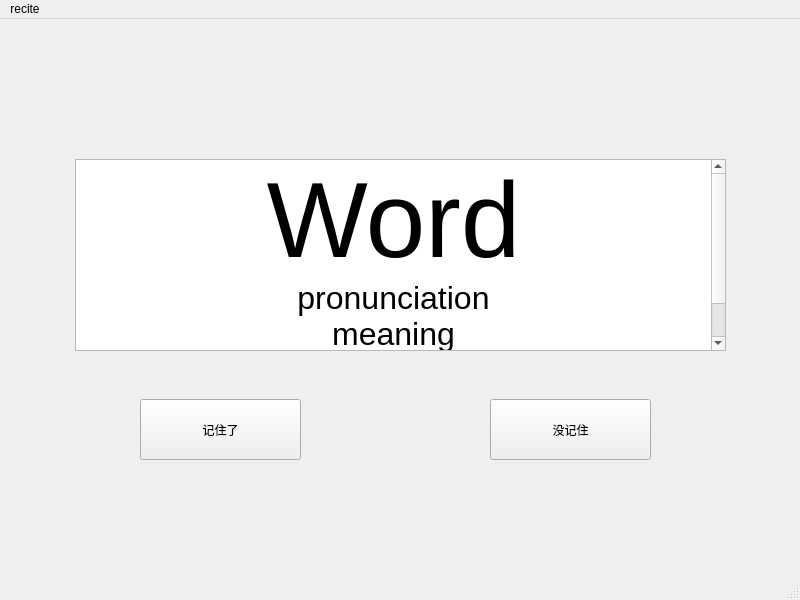
Old version of the form StudyPlan/GUI/recite_gui.ui in the repository THU-unknown-name/WordTutor.
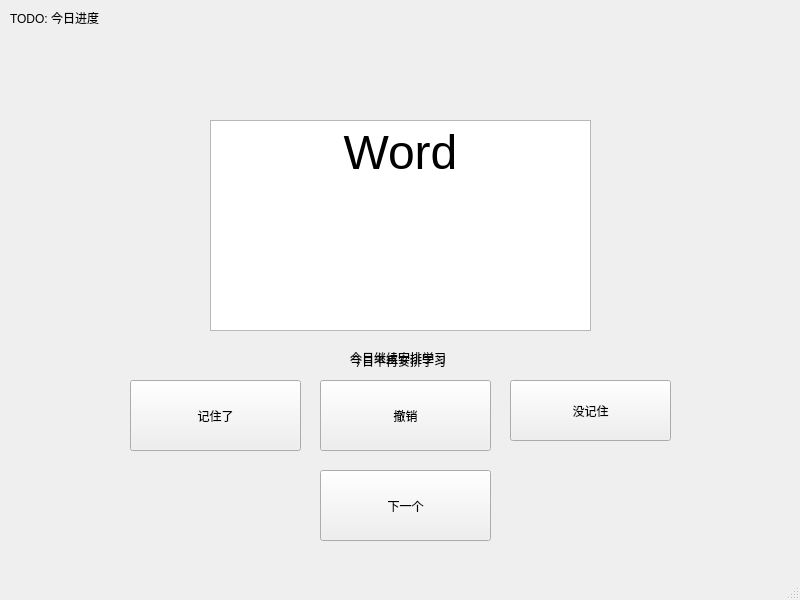
New version of the form.

Commit message: button action added

Patch:
```diff
--- a/StudyPlan/GUI/recite_gui.ui
+++ b/StudyPlan/GUI/recite_gui.ui
@@ -14,98 +14,10 @@
    <string>MainWindow</string>
   </property>
   <widget class="QWidget" name="centralwidget">
-   <widget class="QListWidget" name="listWidget">
+   <widget class="QPushButton" name="pushButton_no">
     <property name="geometry">
      <rect>
-      <x>75</x>
-      <y>140</y>
-      <width>651</width>
-      <height>192</height>
-     </rect>
-    </property>
-    <item>
-     <property name="text">
-      <string>Word</string>
-     </property>
-     <property name="font">
-      <font>
-       <pointsize>80</pointsize>
-      </font>
-     </property>
-     <property name="textAlignment">
-      <set>AlignCenter</set>
-     </property>
-    </item>
-    <item>
-     <property name="text">
-      <string>pronunciation</string>
-     </property>
-     <property name="font">
-      <font>
-       <pointsize>24</pointsize>
-      </font>
-     </property>
-     <property name="textAlignment">
-      <set>AlignCenter</set>
-     </property>
-    </item>
-    <item>
-     <property name="text">
-      <string>meaning</string>
-     </property>
-     <property name="font">
-      <font>
-       <pointsize>24</pointsize>
-      </font>
-     </property>
-     <property name="textAlignment">
-      <set>AlignCenter</set>
-     </property>
-    </item>
-    <item>
-     <property name="text">
-      <string>释义</string>
-     </property>
-     <property name="font">
-      <font>
-       <pointsize>20</pointsize>
-      </font>
-     </property>
-     <property name="textAlignment">
-      <set>AlignCenter</set>
-     </property>
-    </item>
-    <item>
-     <property name="text">
-      <string>sentence</string>
-     </property>
-     <property name="font">
-      <font>
-       <pointsize>20</pointsize>
-      </font>
-     </property>
-     <property name="textAlignment">
-      <set>AlignCenter</set>
-     </property>
-    </item>
-   </widget>
-   <widget class="QPushButton" name="pushButton">
-    <property name="geometry">
-     <rect>
-      <x>140</x>
-      <y>380</y>
-      <width>161</width>
-      <height>61</height>
-     </rect>
-    </property>
-    <property name="text">
-     <string>记住了</string>
-    </property>
-   </widget>
-   <widget class="QPushButton" name="pushButton_2">
-    <property name="geometry">
-     <rect>
-      <x>490</x>
+      <x>510</x>
       <y>380</y>
       <width>161</width>
       <height>61</height>
@@ -115,23 +27,107 @@
      <string>没记住</string>
     </property>
    </widget>
-  </widget>
-  <widget class="QMenuBar" name="menubar">
-   <property name="geometry">
-    <rect>
-     <x>0</x>
-     <y>0</y>
-     <width>800</width>
-     <height>22</height>
-    </rect>
-   </property>
-   <widget class="QMenu" name="menurecite">
-    <property name="title">
-     <string>recite</string>
+   <widget class="QPushButton" name="pushButton_yes">
+    <property name="geometry">
+     <rect>
+      <x>130</x>
+      <y>380</y>
+      <width>171</width>
+      <height>71</height>
+     </rect>
     </property>
-    <addaction name="separator"/>
+    <property name="mouseTracking">
+     <bool>false</bool>
+    </property>
+    <property name="text">
+     <string>记住了</string>
+    </property>
    </widget>
-   <addaction name="menurecite"/>
+   <widget class="QTextBrowser" name="textBrowser_word">
+    <property name="geometry">
+     <rect>
+      <x>210</x>
+      <y>120</y>
+      <width>381</width>
+      <height>211</height>
+     </rect>
+    </property>
+    <property name="html">
+     <string>&lt;!DOCTYPE HTML PUBLIC &quot;-//W3C//DTD HTML 4.0//EN&quot; &quot;http://www.w3.org/TR/REC-html40/strict.dtd&quot;&gt;
+&lt;html&gt;&lt;head&gt;&lt;meta name=&quot;qrichtext&quot; content=&quot;1&quot; /&gt;&lt;style type=&quot;text/css&quot;&gt;
+p, li { white-space: pre-wrap; }
+&lt;/style&gt;&lt;/head&gt;&lt;body style=&quot; font-family:'.SF NS Text'; font-size:13pt; font-weight:400; font-style:normal;&quot;&gt;
+&lt;p align=&quot;center&quot; style=&quot; margin-top:0px; margin-bottom:0px; margin-left:0px; margin-right:0px; -qt-block-indent:0; text-indent:0px;&quot;&gt;&lt;span style=&quot; font-family:'.SF NS Text'; font-size:36pt;&quot;&gt;Word&lt;/span&gt;&lt;/p&gt;&lt;/body&gt;&lt;/html&gt;</string>
+    </property>
+   </widget>
+   <widget class="QPushButton" name="pushButton_revoke">
+    <property name="enabled">
+     <bool>true</bool>
+    </property>
+    <property name="geometry">
+     <rect>
+      <x>320</x>
+      <y>380</y>
+      <width>171</width>
+      <height>71</height>
+     </rect>
+    </property>
+    <property name="text">
+     <string>撤销</string>
+    </property>
+   </widget>
+   <widget class="QPushButton" name="pushButton_next">
+    <property name="geometry">
+     <rect>
+      <x>320</x>
+      <y>470</y>
+      <width>171</width>
+      <height>71</height>
+     </rect>
+    </property>
+    <property name="text">
+     <string>下一个</string>
+    </property>
+   </widget>
+   <widget class="QLabel" name="label_stop_showing">
+    <property name="geometry">
+     <rect>
+      <x>350</x>
+      <y>350</y>
+      <width>111</width>
+      <height>21</height>
+     </rect>
+    </property>
+    <property name="text">
+     <string>今日不再安排学习</string>
+    </property>
+   </widget>
+   <widget class="QLabel" name="label_show_again">
+    <property name="geometry">
+     <rect>
+      <x>350</x>
+      <y>350</y>
+      <width>111</width>
+      <height>16</height>
+     </rect>
+    </property>
+    <property name="text">
+     <string>今日继续安排学习</string>
+    </property>
+   </widget>
+   <widget class="QLabel" name="label">
+    <property name="geometry">
+     <rect>
+      <x>10</x>
+      <y>10</y>
+      <width>121</width>
+      <height>16</height>
+     </rect>
+    </property>
+    <property name="text">
+     <string>TODO: 今日进度</string>
+    </property>
+   </widget>
   </widget>
   <widget class="QStatusBar" name="statusbar"/>
  </widget>
```
Left out of the diff: 214 changed lines with no effect on the pictures. The commit also changes 2 other files.
